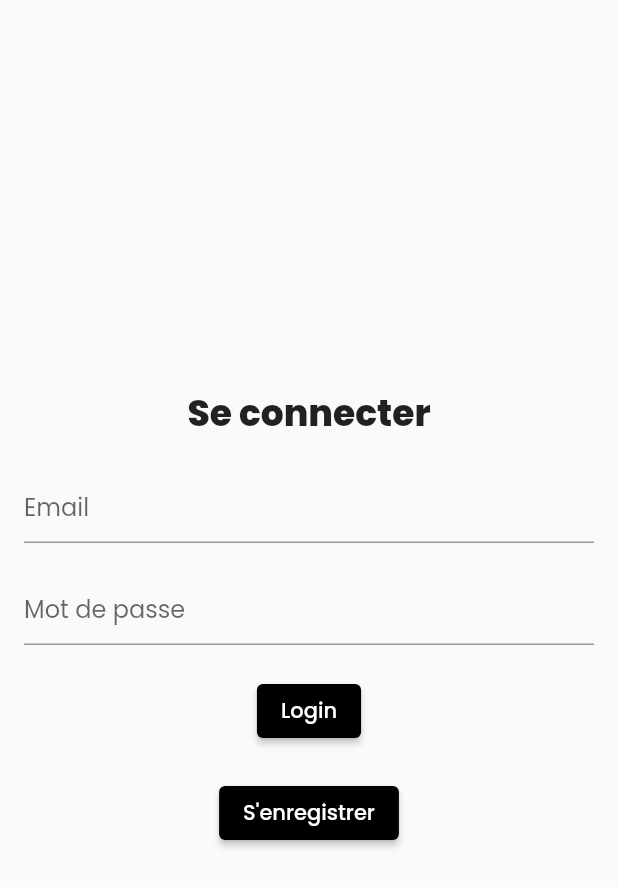
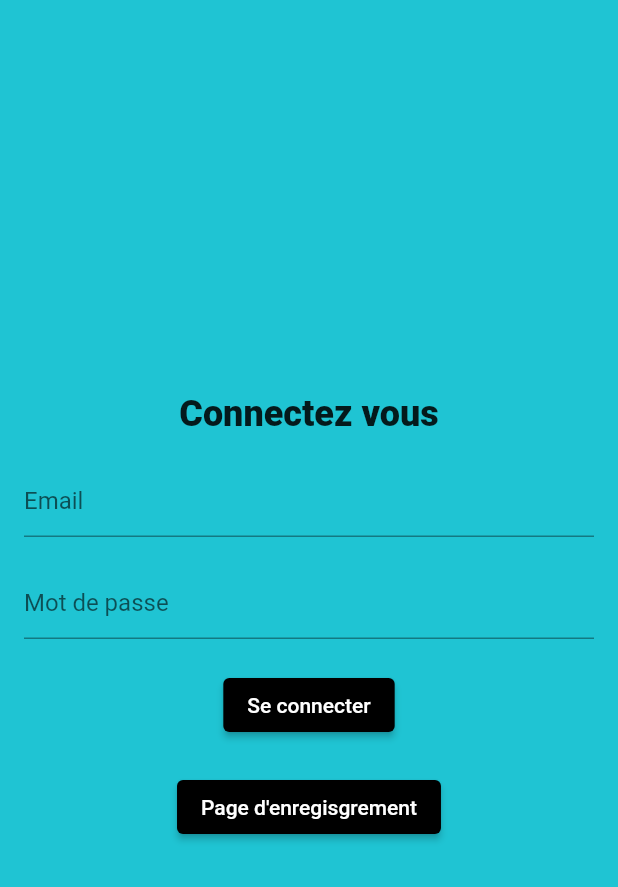
Before and after one commit to Nardaes/MapMemory, a Flutter app: the screen it shows after launch, on a phone screen of 412 x 824 dp. Shown: the top 887 px of the screen. Run offline on Flutter 3.47's test engine with Material 2 defaults, Android fonts, the phone set to English and light mode, and no system bars; our stand-ins replace cloud_firestore, firebase_auth, firebase_core, flutter_map, google_fonts, latlong2; accounts and stored records are empty.

Commit message:
login et register separé et traduit

```diff
--- /dev/null
+++ b/lib/authentification/login.dart
@@ -0,0 +1,190 @@
+import 'package:firebase_auth/firebase_auth.dart';
+import 'package:firebase_core/firebase_core.dart';
+import 'package:flutter/material.dart';
+import 'package:flutter_application/authentification/register.dart';
+import 'package:google_fonts/google_fonts.dart';
+import 'package:flutter_application/map.dart';
+
+import 'auth.dart';
+
+
+class login extends StatelessWidget {
+  const login({super.key});
+
+  // This widget is the root of your application.
+  @override
+  Widget build(BuildContext context) {
+    return MaterialApp(
+      debugShowCheckedModeBanner: false,
+      home: StreamBuilder<User?>(
+        stream: FirebaseAuth.instance.authStateChanges(),
+        builder: (context, snapshot) {
+          if (snapshot.hasData) {
+            return HomeScreen();
+          } else {
+            return const loginScreen();
+          }
+        },
+      ),
+    );
+  }
+}
+
+class loginScreen extends StatefulWidget {
+  const loginScreen({super.key});
+
+  @override
+  State<loginScreen> createState() => _loginScreenState();
+}
+
+class _loginScreenState extends State<loginScreen> {
+  final bool _isLogin = false;
+  bool _loading = false;
+  final _formKey = GlobalKey<FormState>();
+  final TextEditingController _emailController = TextEditingController();
+  final TextEditingController _passwordController = TextEditingController();
+
+  handleSubmit() async {
+    if (!_formKey.currentState!.validate()) return;
+    final email = _emailController.value.text;
+    final password = _passwordController.value.text;
+
+    setState(() => _loading = true);
+
+    //Check if is login or register
+    await Auth().signInWithEmailAndPassword(email, password);
+
+    setState(() => _loading = false);
+
+    // ignore: use_build_context_synchronously
+    Navigator.push(
+      context,
+      MaterialPageRoute(builder: (context) => const MyApp()),
+    );
+
+  }
+
+  @override
+  Widget build(BuildContext context) {
+    return Scaffold(
+      backgroundColor: const Color.fromARGB(255, 31, 196, 211),
+      body: SafeArea(
+        child: Padding(
+          padding: const EdgeInsets.all(16.0),
+          child: Form(
+            //Add form to key to the Form Widget
+            key: _formKey,
+            child: Column(
+              mainAxisAlignment: MainAxisAlignment.center,
+              crossAxisAlignment: CrossAxisAlignment.center,
+              children: [
+                const Text(
+                  "Connectez vous",
+                  style: TextStyle(fontSize: 24, fontWeight: FontWeight.w800),
+                ),
+                const SizedBox(
+                  height: 20,
+                ),
+                TextFormField(
+                  //Assign controller
+                  controller: _emailController,
+                  validator: (value) {
+                    if (value == null || value.isEmpty) {
+                      return 'Entrez un email';
+                    }
+                    return null;
+                  },
+                  decoration: const InputDecoration(
+                    hintText: 'Email',
+                    focusColor: Colors.black,
+                    focusedBorder: UnderlineInputBorder(
+                      borderSide: BorderSide(
+                        color: Colors.black,
+                        width: 2,
+                      ),
+                    ),
+                  ),
+                ),
+                const SizedBox(
+                  height: 20,
+                ),
+                TextFormField(
+                  //Assign controller
+                  controller: _passwordController,
+                  obscureText: true,
+                  validator: (value) {
+                    if (value == null || value.isEmpty) {
+                      return 'Entrez un mot de passe';
+                    }
+                    return null;
+                  },
+                  decoration: const InputDecoration(
+                    hintText: 'Mot de passe',
+                    focusedBorder: UnderlineInputBorder(
+                      borderSide: BorderSide(
+                        color: Colors.black,
+                        width: 2,
+                      ),
+                    ),
+                  ),
+                ),
+                const SizedBox(height: 20),
+
+
+
+                ElevatedButton(
+                  style: ElevatedButton.styleFrom(
+                    backgroundColor: Colors.black,
+                  ),
+                  onPressed: () => handleSubmit(),
+                  child: const Text('Se connecter'),
+                ),
+
+                const SizedBox(height: 20),
+
+                ElevatedButton(
+                  style: ElevatedButton.styleFrom(
+                    backgroundColor: Colors.black,
+                  ),
+                  onPressed: () => {
+                    Navigator.push(
+                      context,
+                      MaterialPageRoute(builder: (context) => const register())
+                    )
+                  },
+                  child:
+                      const Text('Page d\'enregisgrement'),
+                ),
+              ],
+
+            ),
+          ),
+        ),
+      ),
+    );
+  }
+}
+
+class HomeScreen extends StatelessWidget {
+  @override
+  Widget build(BuildContext context) {
+    return Scaffold(
+      backgroundColor: const Color.fromARGB(255, 31, 196, 211),
+      body: Padding(
+        padding: const EdgeInsets.all(16.0),
+        child: Center(
+          child: ElevatedButton(
+            onPressed: () {
+              //Use this to Log Out user
+              FirebaseAuth.instance.signOut();
+            },
+            style: ElevatedButton.styleFrom(
+              backgroundColor: Colors.black,
+            ),
+            child: const Text('Se déconnecter'),
+          ),
+        ),
+      ),
+    );
+  }
+}
--- a/lib/main.dart
+++ b/lib/main.dart
@@ -2,7 +2,7 @@
 import 'package:flutter/material.dart';
 
 import 'package:flutter_application/map.dart';
-import 'package:flutter_application/login.dart';
+import 'package:flutter_application/authentification/login.dart';
 // firebase import
 import 'package:firebase_core/firebase_core.dart';
 import 'package:flutter_application/firebase_options.dart';
```
Also changed, not shown: lib/authentification/register.dart (added, +166 -0 lines).
